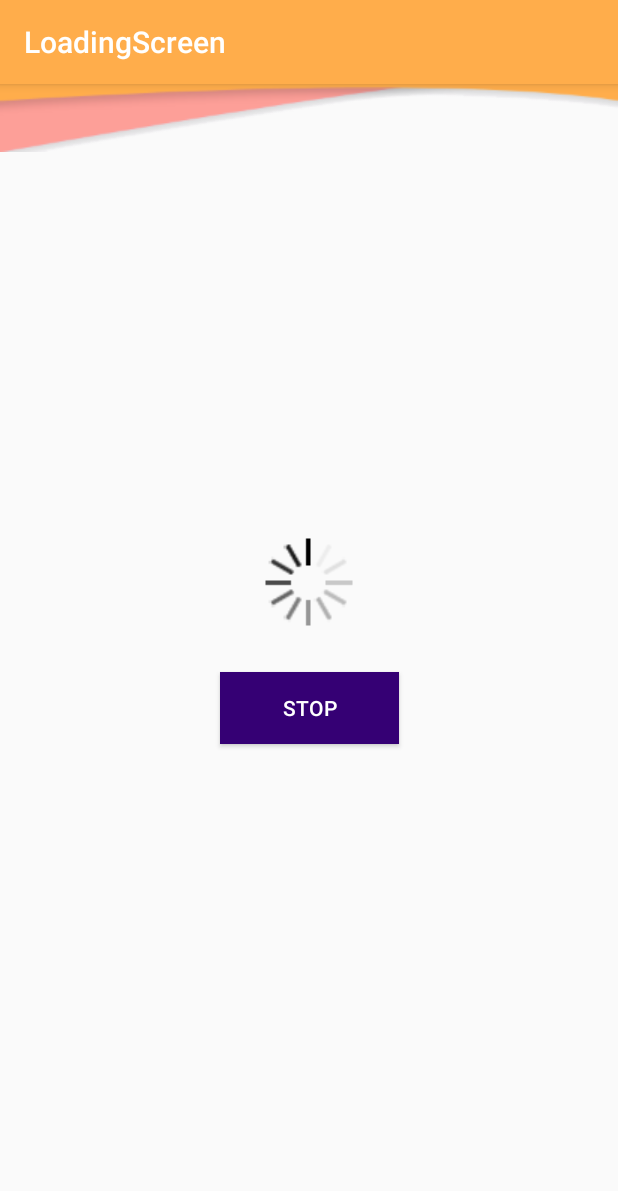
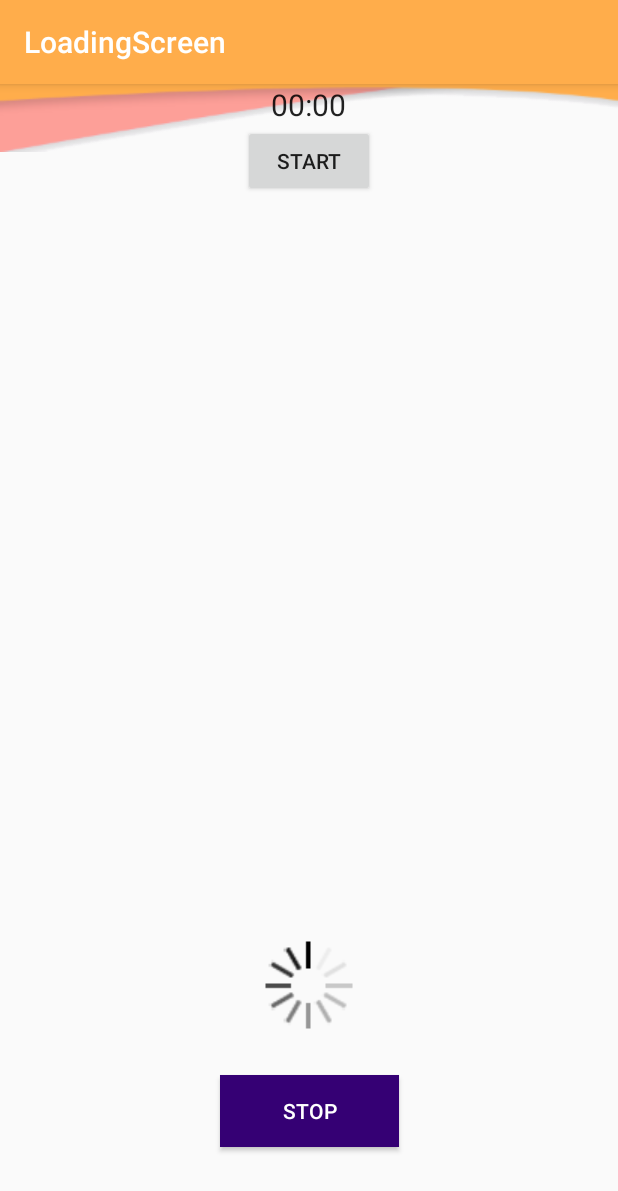
Before and after one commit to s172181/musclediary, an Android app: the LoadingScreen screen opened directly, with no data from a screen before it, on a phone screen of 412 x 824 dp. Shown: the top 1191 px of the screen. Run offline under Robolectric (Android 15) with nearby library versions, the phone set to English and light mode, and no system bars.

Commit message:
countdown timer commit

```diff
--- a/app/build.gradle
+++ b/app/build.gradle
@@ -30,4 +30,6 @@ dependencies {
     compile 'com.jjoe64:graphview:4.2.1'
     compile 'com.beardedhen:androidbootstrap:2.3.1'
     compile 'com.opencsv:opencsv:3.9'
+    compile 'com.github.Vatican-Cameos:CarouselPicker:v1.0'
+    compile 'com.android.support:support-v4:23.0.1'
 }
--- a/app/src/main/java/com/example/root/musclediary/HistoryFragment.java
+++ b/app/src/main/java/com/example/root/musclediary/HistoryFragment.java
@@ -17,7 +17,7 @@ import android.view.ViewGroup;
  * Use the {@link HistoryFragment#newInstance} factory method to
  * create an instance of this fragment.
  */
-public class HistoryFragment extends Fragment {
+public class  HistoryFragment extends Fragment {
     // TODO: Rename parameter arguments, choose names that match
     // the fragment initialization parameters, e.g. ARG_ITEM_NUMBER
     private static final String ARG_PARAM1 = "param1";
--- a/app/src/main/java/com/example/root/musclediary/LoadingScreen.java
+++ b/app/src/main/java/com/example/root/musclediary/LoadingScreen.java
@@ -2,14 +2,21 @@ package com.example.root.musclediary;
 
 import android.content.Intent;
 import android.os.Bundle;
+import android.os.SystemClock;
 import android.support.design.widget.FloatingActionButton;
 import android.support.design.widget.Snackbar;
 import android.support.v7.app.AppCompatActivity;
 import android.support.v7.widget.Toolbar;
+import android.util.Log;
 import android.view.View;
 import android.widget.Button;
+import android.widget.Chronometer;
 
 public class LoadingScreen extends AppCompatActivity {
+    Chronometer cmTimer;
+    Button btnStart, btnStop;
+    long elapsedTime;
+    String TAG = "TAG";
 
     @Override
     protected void onCreate(Bundle savedInstanceState) {
@@ -18,17 +25,46 @@ public class LoadingScreen extends AppCompatActivity {
         Toolbar toolbar = (Toolbar) findViewById(R.id.toolbar);
         setSupportActionBar(toolbar);
 
-        final Button connectSensor = (Button) findViewById(R.id.stopRecording);
+        cmTimer = (Chronometer) findViewById(R.id.cmTimer);
+        btnStart = (Button) findViewById(R.id.btnStart);
+        btnStop = (Button) findViewById(R.id.btnStop);
+
+        // example setOnChronometerTickListener
+        cmTimer.setOnChronometerTickListener(new Chronometer.OnChronometerTickListener() {
+            public void onChronometerTick(Chronometer arg0) {
+                long minutes = ((SystemClock.elapsedRealtime() - cmTimer.getBase()) / 1000) / 60;
+                long seconds = ((SystemClock.elapsedRealtime() - cmTimer.getBase()) / 1000) % 60;
+                elapsedTime = SystemClock.elapsedRealtime();
+                Log.d(TAG, "onChronometerTick: " + minutes + " : " + seconds);
+            }
+        });
+
+
+        final Button connectSensor = (Button) findViewById(R.id.btnStop);
         connectSensor.setOnClickListener(new View.OnClickListener() {
             @Override
             public void onClick(View v) {
                 //Here we do the connection and the go to listmuscles
                 Intent intent = new Intent(LoadingScreen.this, ResultScreen.class);
                 LoadingScreen.this.startActivity(intent);
+                btnStart.setEnabled(true);
+                btnStop.setEnabled(false);
+                cmTimer.stop();
+                cmTimer.setText("");
+            }
+        });
+
+        final Button connectSensorStart = (Button) findViewById(R.id.btnStart);
+        connectSensorStart.setOnClickListener(new View.OnClickListener() {
+            @Override
+            public void onClick(View v) {
+                btnStart.setEnabled(false);
+                btnStop.setEnabled(true);
+                cmTimer.setBase(SystemClock.elapsedRealtime());
+                cmTimer.start();
             }
         });
 
         //Recording info maybe?
     }
-
 }
--- a/app/src/main/res/layout/content_loading_screen.xml
+++ b/app/src/main/res/layout/content_loading_screen.xml
@@ -26,9 +26,34 @@
         app:layout_constraintLeft_toLeftOf="parent"
         android:src="@drawable/loading" />
 
+    <LinearLayout
+        android:layout_width="match_parent"
+        android:layout_height="match_parent"
+        android:gravity="center_horizontal"
+        android:orientation="vertical"
+        tools:layout_editor_absoluteX="00dp"
+        tools:layout_editor_absoluteY="0dp"
+        tools:ignore="MissingConstraints">
+
+        <Chronometer
+            android:id="@+id/cmTimer"
+            android:layout_width="wrap_content"
+            android:layout_height="wrap_content"
+            android:textSize="20sp"
+            app:layout_constraintTop_toTopOf="@+id/guideline"
+            />
+
+        <Button
+            android:id="@+id/btnStart"
+            android:layout_width="wrap_content"
+            android:layout_height="wrap_content"
+            android:onClick="onClick"
+            android:text="Start" />
+    </LinearLayout>
+
 
     <Button
-        android:id="@+id/stopRecording"
+        android:id="@+id/btnStop"
         android:layout_width="119dp"
         android:layout_height="wrap_content"
         android:background="@color/colorButton"
@@ -46,6 +71,6 @@
         android:layout_height="wrap_content"
         android:id="@+id/guideline"
         android:orientation="horizontal"
-        app:layout_constraintGuide_percent="0.5"/>
+        app:layout_constraintGuide_percent="0.85"/>
 
 </android.support.constraint.ConstraintLayout>
--- a/build.gradle
+++ b/build.gradle
@@ -7,7 +7,7 @@ buildscript {
         jcenter()
     }
     dependencies {
-        classpath 'com.android.tools.build:gradle:3.0.1'
+        classpath 'com.android.tools.build:gradle:3.1.0'
 
         // NOTE: Do not place your application dependencies here; they belong
         // in the individual module build.gradle files
@@ -16,6 +16,7 @@ buildscript {
 
 allprojects {
     repositories {
+        maven { url 'https://jitpack.io' }
         google()
         jcenter()
     }
```
Also changed, not shown: gradle/wrapper/gradle-wrapper.properties.
